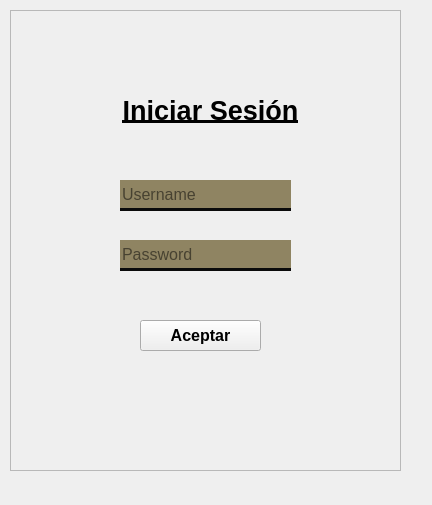
Qt form src/vista/ui/VistaLogging.ui (jaimecarfe/menule) before a commit.
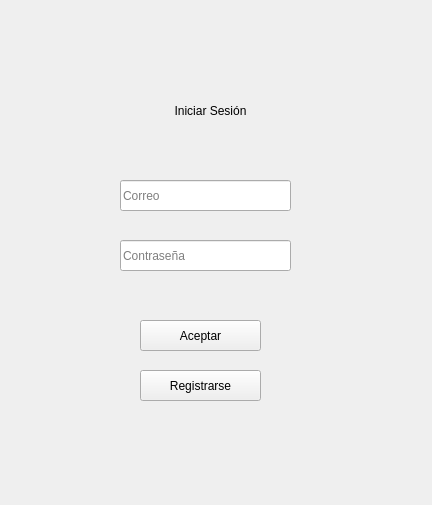
The same form after that commit. Icons and pictures are not drawn.

```diff
--- a/src/vista/ui/VistaLogging.ui
+++ b/src/vista/ui/VistaLogging.ui
@@ -31,31 +31,8 @@
       <height>461</height>
      </rect>
     </property>
-    <property name="styleSheet">
-     <string notr="true"/>
-    </property>
-    <property name="frameShape">
-      <enum>QFrame::StyledPanel</enum>
-    </property>
-    <property name="frameShadow">
-     <enum>QFrame::Raised</enum>
-    </property>
-    <widget class="QLabel" name="label_iniciosesin">
-     <property name="geometry">
-      <rect>
-       <x>100</x>
-       <y>80</y>
-       <width>201</width>
-       <height>41</height>
-      </rect>
-     </property>
-     <property name="font">
-      <font>
-       <pointsize>20</pointsize>
-       <bold>true</bold>
-       <underline>true</underline>
-      </font>
-     </property>
+    <widget class="QLabel" name="label_iniciosesion">
+     <property name="geometry"><rect><x>100</x><y>80</y><width>201</width><height>41</height></rect></property>
      <property name="text">
       <string>Iniciar Sesión</string>
      </property>
@@ -64,118 +41,32 @@
      </property>
     </widget>
     <widget class="QLineEdit" name="lineEdit_usuario">
-     <property name="geometry">
-      <rect>
-       <x>110</x>
-       <y>170</y>
-       <width>171</width>
-       <height>31</height>
-      </rect>
-     </property>
-     <property name="font">
-      <font>
-       <pointsize>12</pointsize>
-      </font>
-     </property>
-     <property name="styleSheet">
-      <string notr="true">background-color:rgba(95, 78, 27, 170);
-border: none;
-border-bottom: 3px solid rgb(11, 11, 11);</string>
-     </property>
-     <property name="text">
-      <string/>
-     </property>
+     <property name="geometry"><rect><x>110</x><y>170</y><width>171</width><height>31</height></rect></property>
      <property name="placeholderText">
-      <string>Username</string>
+      <string>Correo</string>
      </property>
     </widget>
     <widget class="QLineEdit" name="lineEdit_contrasena">
-     <property name="geometry">
-      <rect>
-       <x>110</x>
-       <y>230</y>
-       <width>171</width>
-       <height>31</height>
-      </rect>
-     </property>
-     <property name="font">
-      <font>
-       <pointsize>12</pointsize>
-       <bold>false</bold>
-      </font>
-     </property>
-     <property name="styleSheet">
-      <string notr="true">background-color:rgba(95, 78, 27, 170);
-border: none;
-border-bottom: 3px solid rgb(11, 11, 11);</string>
-     </property>
-     <property name="text">
-      <string/>
-     </property>
+     <property name="geometry"><rect><x>110</x><y>230</y><width>171</width><height>31</height></rect></property>
      <property name="echoMode">
       <enum>QLineEdit::Password</enum>
      </property>
      <property name="placeholderText">
-      <string>Password</string>
+      <string>Contraseña</string>
      </property>
     </widget>
     <widget class="QPushButton" name="pushButton_aceptar">
-     <property name="geometry">
-      <rect>
-       <x>130</x>
-       <y>310</y>
-       <width>121</width>
-       <height>31</height>
-      </rect>
-     </property>
-     <property name="font">
-      <font>
-       <pointsize>12</pointsize>
-       <bold>true</bold>
-      </font>
-     </property>
+     <property name="geometry"><rect><x>130</x><y>310</y><width>121</width><height>31</height></rect></property>
      <property name="text">
       <string>Aceptar</string>
      </property>
     </widget>
-    <widget class="QLabel" name="label">
-     <property name="geometry">
-      <rect>
-       <x>16</x>
-       <y>10</y>
-       <width>361</width>
-       <height>441</height>
-      </rect>
-     </property>
-     <property name="styleSheet">
-      <string notr="true">border-image:url(:/imagenes/fondo.jpeg)</string>
-     </property>
+    <widget class="QPushButton" name="pushButton_registro">
+     <property name="geometry"><rect><x>130</x><y>360</y><width>121</width><height>31</height></rect></property>
      <property name="text">
-      <string/>
+      <string>Registrarse</string>
      </property>
     </widget>
-    <widget class="QLabel" name="label_2">
-     <property name="geometry">
-      <rect>
-       <x>60</x>
-       <y>60</y>
-       <width>281</width>
-       <height>331</height>
-      </rect>
-     </property>
-     <property name="styleSheet">
-      <string notr="true"/>
-     </property>
-     <property name="text">
-      <string/>
-     </property>
-    </widget>
-    <zorder>label</zorder>
-    <zorder>label_2</zorder>
-    <zorder>label_iniciosesin</zorder>
-    <zorder>lineEdit_usuario</zorder>
-    <zorder>lineEdit_contrasena</zorder>
-    <zorder>pushButton_aceptar</zorder>
    </widget>
   </widget>
  </widget>
```
Left out of the diff: 33 changed lines with no effect on the pictures.
